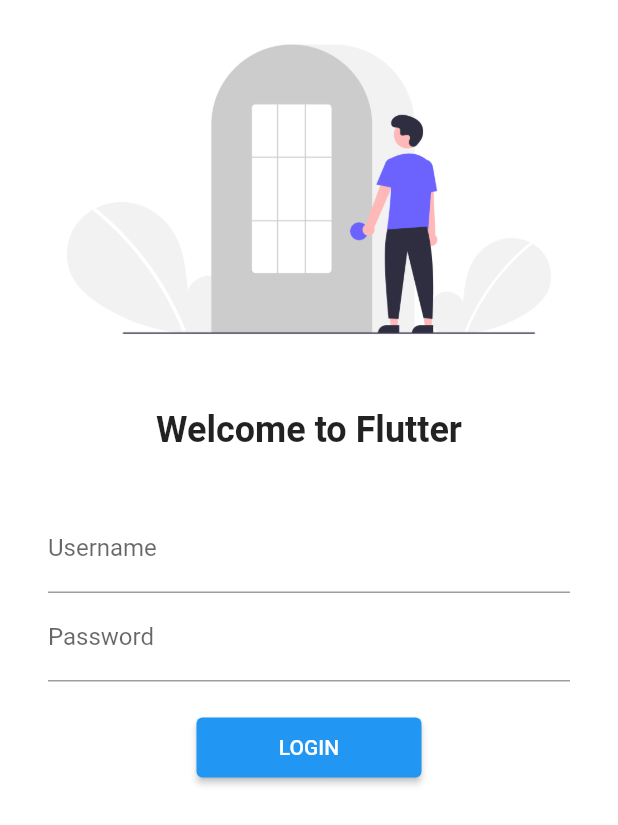
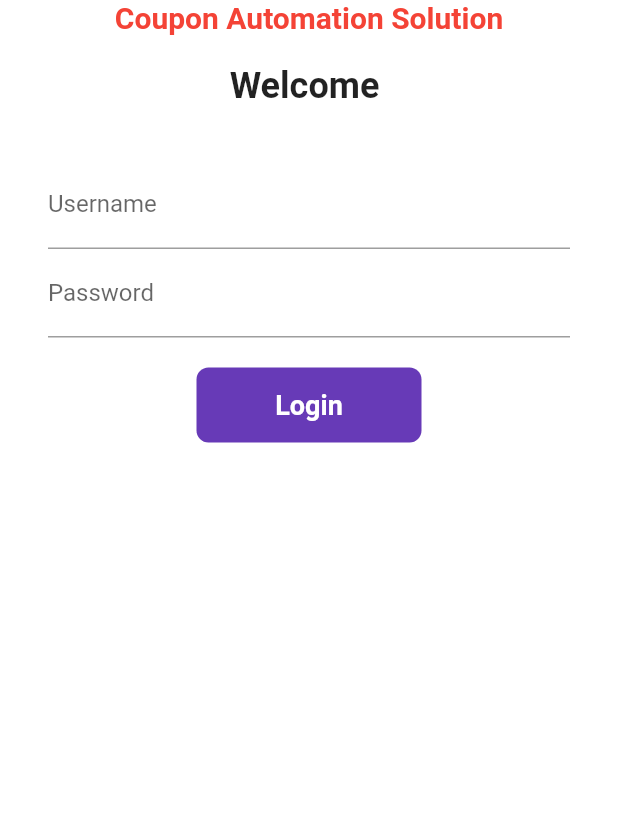
Before and after one commit to VishalMalhotra/FlutterBasics, a Flutter app: the screen it shows after launch, on a phone screen of 412 x 824 dp. Shown: the top 825 px of the screen. Run offline on Flutter 3.47's test engine with Material 2 defaults, Android fonts, the phone set to English and light mode, and no system bars.

Commit message:
day 8 completed

```diff
--- a/lib/pages/login_page.dart
+++ b/lib/pages/login_page.dart
@@ -1,23 +1,57 @@
 import "package:flutter/material.dart";
 import 'package:my_app/utils/routes.dart';
 
-class LoginPage extends StatelessWidget {
+class LoginPage extends StatefulWidget {
+  @override
+  State<LoginPage> createState() => _LoginPageState();
+}
+
+class _LoginPageState extends State<LoginPage> {
+  var name = "";
+  var changeButton = false;
+  final _formKey = GlobalKey<FormState>();
+
+  moveToHome(BuildContext context) async {
+    if (_formKey.currentState!.validate()) {
+      setState(() {
+        changeButton = true;
+      });
+
+      await Future.delayed(Duration(seconds: 1));
+      await Navigator.pushNamed(context, MyRouts.homeRoutes);
+      setState(() {
+        changeButton = false;
+      });
+    }
+  }
+
   @override
   Widget build(BuildContext context) {
     return Material(
       color: Colors.white,
       child: SingleChildScrollView(
+        child: Form(
+          key: _formKey,
           child: Column(
             children: [
-            Image.asset(
-              "assets/images/login_image.png",
-              fit: BoxFit.cover,
+              // Image.asset(
+              //   "assets/images/login_image.png",
+              //   fit: BoxFit.cover,
+              // ),
+
+              Text(
+                "Coupon Automation Solution",
+                style: TextStyle(
+                  color: Colors.red,
+                  fontSize: 20,
+                  fontWeight: FontWeight.bold,
+                ),
               ),
               SizedBox(
                 height: 20.0,
               ),
-            const Text(
-              "Welcome to Flutter",
+              Text(
+                "Welcome $name",
                 style: TextStyle(
                   fontSize: 24,
                   fontWeight: FontWeight.bold,
@@ -27,8 +61,8 @@ class LoginPage extends StatelessWidget {
                 height: 20.0,
               ),
               Padding(
-              padding:
-                  const EdgeInsets.symmetric(vertical: 16.0, horizontal: 32.0),
+                padding: const EdgeInsets.symmetric(
+                    vertical: 16.0, horizontal: 32.0),
                 child: Column(
                   children: [
                     TextFormField(
@@ -36,8 +70,28 @@ class LoginPage extends StatelessWidget {
                         hintText: "Enter Username",
                         labelText: "Username",
                       ),
+                      validator: (value) {
+                        if (value?.isEmpty == true) {
+                          return "Username cannot be empty";
+                        }
+
+                        return null;
+                      },
+                      onChanged: (value) {
+                        name = value;
+                        setState(() {});
+                      },
                     ),
                     TextFormField(
+                      validator: (value) {
+                        if (value!.isEmpty) {
+                          return "Password cannot be empty";
+                        } else if (value!.length < 6) {
+                          return "Password length should be atleast 6";
+                        }
+
+                        return null;
+                      },
                       obscureText: true,
                       decoration: InputDecoration(
                         hintText: "Enter Password",
@@ -47,13 +101,40 @@ class LoginPage extends StatelessWidget {
                     SizedBox(
                       height: 20.0,
                     ),
-                  ElevatedButton(
-                    onPressed: () {
-                      Navigator.pushNamed(context, MyRouts.homeRoutes);
-                    },
-                    child: Text("LOGIN"),
-                    style: ElevatedButton.styleFrom(
-                      minimumSize: Size(150, 40),
+                    // ElevatedButton(
+                    //   onPressed: () {
+                    //     Navigator.pushNamed(context, MyRouts.homeRoutes);
+                    //   },
+                    //   child: Text("LOGIN"),
+                    //   style: ElevatedButton.styleFrom(
+                    //     minimumSize: Size(150, 40),
+                    //   ),
+                    // ),
+
+                    Material(
+                      borderRadius:
+                          BorderRadius.circular(changeButton ? 50 : 8),
+                      color: Colors.deepPurple,
+                      child: InkWell(
+                        onTap: () => moveToHome(context),
+                        child: AnimatedContainer(
+                          duration: Duration(seconds: 1),
+                          width: changeButton ? 50 : 150,
+                          height: 50,
+                          alignment: Alignment.center,
+                          child: changeButton
+                              ? Icon(
+                                  Icons.done,
+                                  color: Colors.white,
+                                )
+                              : Text(
+                                  "Login",
+                                  style: TextStyle(
+                                      color: Colors.white,
+                                      fontWeight: FontWeight.bold,
+                                      fontSize: 18),
+                                ),
+                        ),
                       ),
                     ),
                   ],
@@ -62,6 +143,7 @@ class LoginPage extends StatelessWidget {
             ],
           ),
         ),
+      ),
     );
   }
 }
```
Lines whose indentation alone changed are shown as unchanged.
